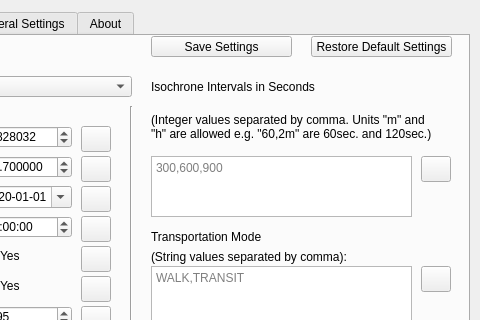
Qt form otp_plugin_dialog_base.ui (mkoenigb/OpenTripPlannerPlugin) before a commit; both pictures show x 271 to 751 and y 0 to 320 of the 751 by 573 pixel window.
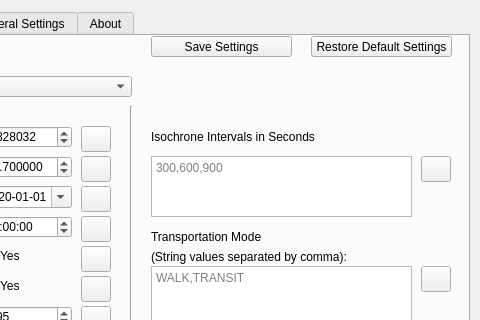
The same form after that commit. The open tabs and pages were chosen to show the change. Custom widgets are drawn as their Qt base class.

Patch:
```diff
--- a/otp_plugin_dialog_base.ui
+++ b/otp_plugin_dialog_base.ui
@@ -180,7 +180,7 @@
      <property name="geometry">
       <rect>
        <x>410</x>
-       <y>40</y>
+       <y>90</y>
        <width>291</width>
        <height>21</height>
       </rect>
@@ -390,22 +390,6 @@
       </rect>
      </property>
     </widget>
-    <widget class="QLabel" name="label_15">
-     <property name="geometry">
-      <rect>
-       <x>410</x>
-       <y>60</y>
-       <width>291</width>
-       <height>61</height>
-      </rect>
-     </property>
-     <property name="text">
-	<string>(Integer values separated by comma. Units "m" and "h" are allowed e.g. "60,2m" are 60sec. and 120sec.)</string>
-     </property>
-     <property name="wordWrap">
-        <bool>true</bool>
-     </property>
-    </widget>
     <widget class="QTextEdit" name="Isochrones_Interval">
      <property name="geometry">
       <rect>
```
Left out of the diff: 4 changed lines with no effect on the pictures.
